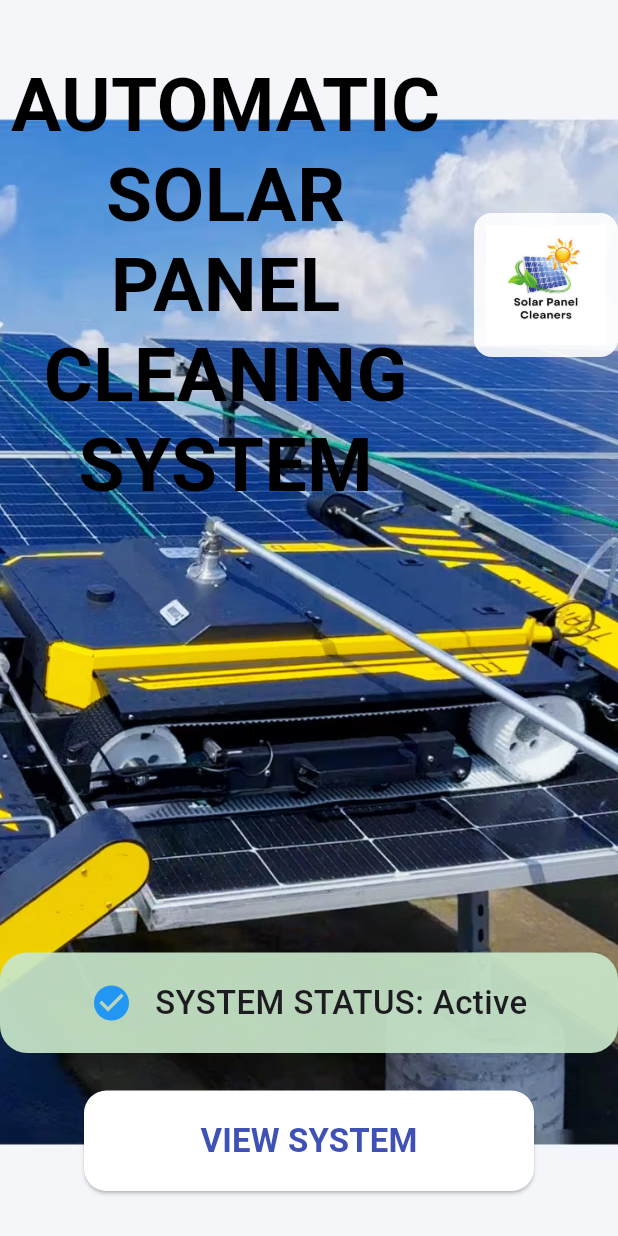
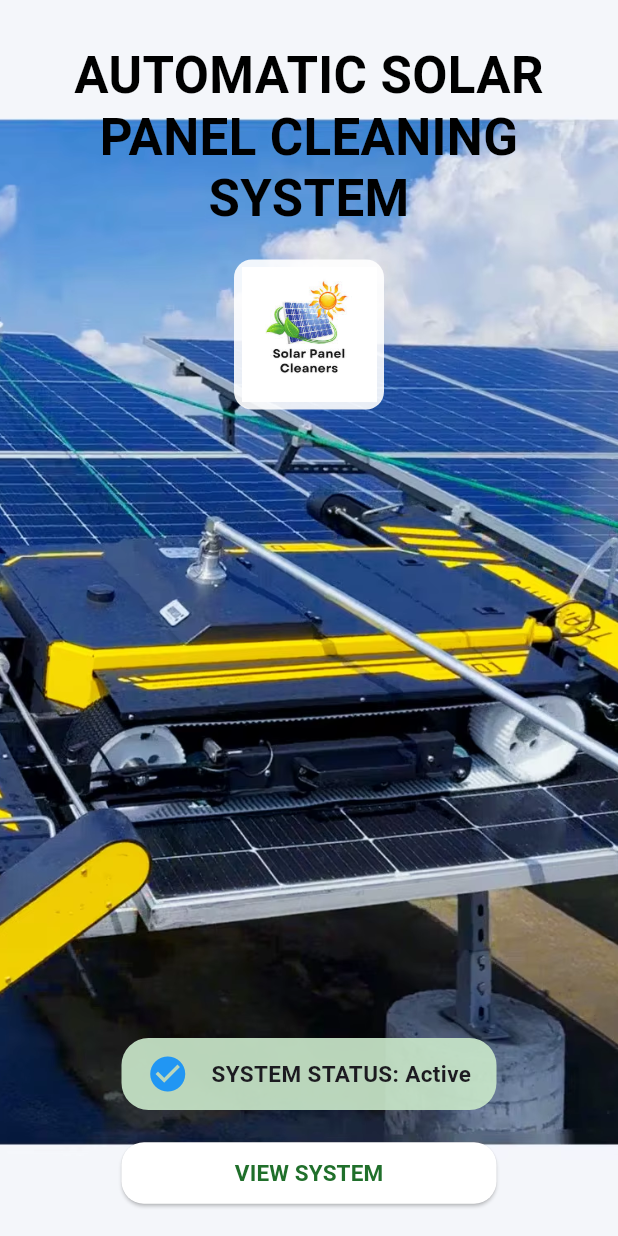
Before and after one commit to kingsbanda775-gif/solar_cleaner_app, a Flutter app: the screen it shows after launch, on a phone screen of 412 x 824 dp. Run offline on Flutter 3.47's test engine with Material 3 defaults, Android fonts, the phone set to English and light mode, and no system bars.

Commit message:
Let's DO IT

```diff
--- a/lib/main.dart
+++ b/lib/main.dart
@@ -45,28 +45,25 @@ class FrontPage extends StatelessWidget {
           ),
           SafeArea(
             child: Padding(
-              padding: const EdgeInsets.only(top: 40),
+              padding: const EdgeInsets.only(top: 30),
               child: Column(
                 children: [
                   // TOP SECTION
-                  Row(
-                    crossAxisAlignment: CrossAxisAlignment.center,
+                  Column(
                     children: [
                       // TITLE
-                      const Expanded(
-                        child: Text(
+                      const Text(
                         'AUTOMATIC SOLAR PANEL CLEANING SYSTEM',
                         textAlign: TextAlign.center,
                         style: TextStyle(
-                            fontSize: 50,
+                          fontSize: 34,
                           fontWeight: FontWeight.bold,
                           color: Color.fromARGB(255, 0, 0, 0),
                           height: 1.2,
                         ),
                       ),
-                      ),
 
-                      const SizedBox(width: 15),
+                      const SizedBox(height: 20),
 
                       // LOGO
                       Container(
@@ -74,18 +71,20 @@ class FrontPage extends StatelessWidget {
                           color: Colors.white.withOpacity(0.9),
                           borderRadius: BorderRadius.circular(12),
                         ),
-                        padding: const EdgeInsets.all(8),
-                        child: Image.asset('assets/solar_logo.png', height: 80),
+                        padding: const EdgeInsets.all(5),
+                        child: Image.asset('assets/solar_logo.png', height: 90),
                       ),
                     ],
                   ),
-
                   const Spacer(),
 
                   // STATUS CARD
                   Container(
-                    width: 420,
-                    padding: const EdgeInsets.all(18),
+                    width: 250,
+                    padding: const EdgeInsets.symmetric(
+                      horizontal: 15,
+                      vertical: 10,
+                    ),
                     decoration: BoxDecoration(
                       color: Colors.green.shade100.withOpacity(0.92),
                       borderRadius: BorderRadius.circular(18),
@@ -98,24 +97,27 @@ class FrontPage extends StatelessWidget {
                         Text(
                           'SYSTEM STATUS: Active',
                           style: TextStyle(
-                            fontSize: 22,
-                            fontWeight: FontWeight.w500,
+                            fontSize: 15,
+                            fontWeight: FontWeight.bold,
                           ),
                         ),
                       ],
                     ),
                   ),
 
-                  const SizedBox(height: 25),
+                  const SizedBox(height: 18),
 
                   // BUTTON
                   SizedBox(
-                    width: 300,
+                    width: 250,
                     child: ElevatedButton(
                       style: ElevatedButton.styleFrom(
-                        padding: const EdgeInsets.symmetric(vertical: 18),
+                        padding: const EdgeInsets.symmetric(
+                          horizontal: 15,
+                          vertical: 10,
+                        ),
                         backgroundColor: Colors.white,
-                        foregroundColor: Colors.indigo,
+                        foregroundColor: const Color.fromARGB(255, 32, 111, 43),
                         shape: RoundedRectangleBorder(
                           borderRadius: BorderRadius.circular(15),
                         ),
@@ -131,14 +133,14 @@ class FrontPage extends StatelessWidget {
                       child: const Text(
                         'VIEW SYSTEM',
                         style: TextStyle(
-                          fontSize: 22,
+                          fontSize: 15,
                           fontWeight: FontWeight.bold,
                         ),
                       ),
                     ),
                   ),
 
-                  const SizedBox(height: 30),
+                  const SizedBox(height: 18),
                 ],
               ),
             ),
```
Lines whose indentation alone changed are shown as unchanged.
